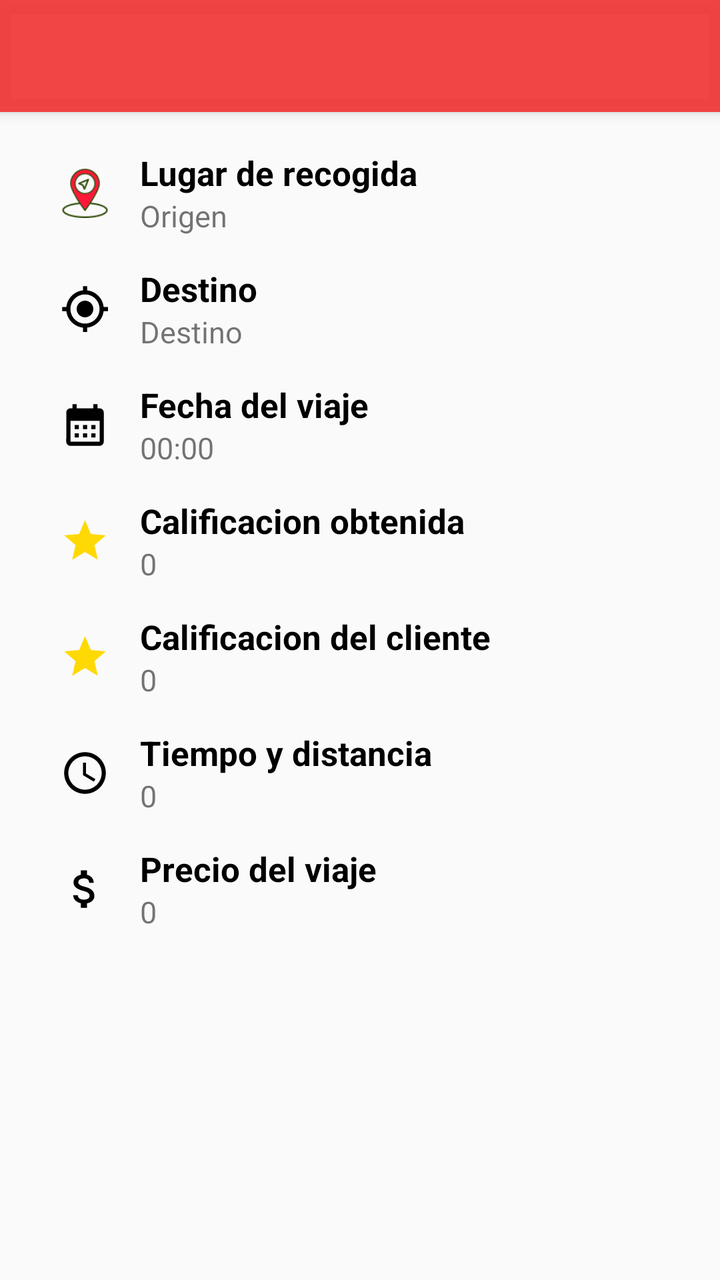
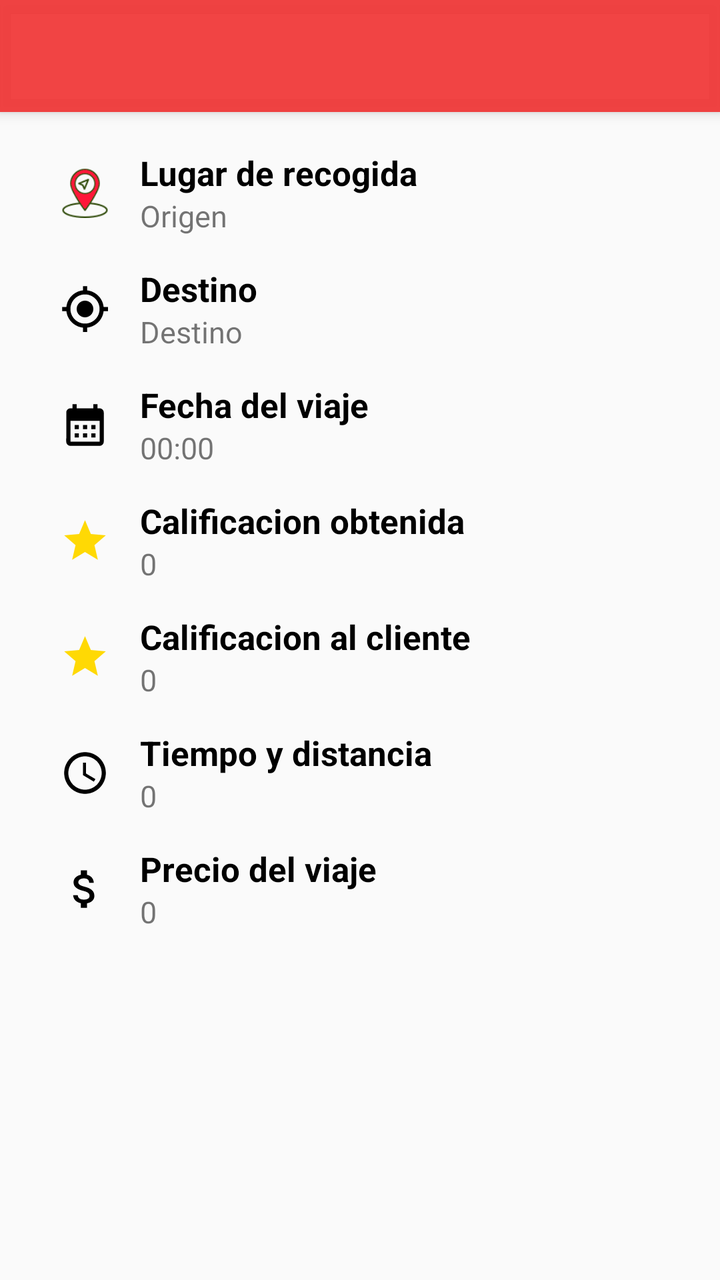

Screens rendered from an Android XML layout before and after an edit, with the pre-edit source and the edit as a unified diff.
<!-- AndroidManifest.xml: application theme Theme.ToonsConductor -->
<!-- res/layout/activity_histories_details.xml -->
<?xml version="1.0" encoding="utf-8"?>
<androidx.coordinatorlayout.widget.CoordinatorLayout xmlns:android="http://schemas.android.com/apk/res/android"
    xmlns:app="http://schemas.android.com/apk/res-auto"
    xmlns:tools="http://schemas.android.com/tools"
    android:layout_width="match_parent"
    android:layout_height="match_parent"
    tools:context=".activitys.historiesDetails.HistoriesDetailActivity">

    <com.google.android.material.appbar.AppBarLayout
            android:layout_width="match_parent"
            android:layout_height="wrap_content">
        <androidx.appcompat.widget.Toolbar
            android:id="@+id/toolbar"
            android:layout_width="match_parent"
            android:layout_height="wrap_content" />
    </com.google.android.material.appbar.AppBarLayout>



    <LinearLayout
        android:layout_width="match_parent"
        android:layout_height="match_parent"
        android:orientation="vertical"
        android:layout_marginTop="60dp">

        <LinearLayout
            android:layout_width="match_parent"
            android:layout_height="wrap_content"
            android:orientation="horizontal"
            android:gravity="center_vertical"
            android:layout_marginLeft="30dp"
            android:layout_marginRight="30dp"
            android:layout_marginTop="15dp">

            <ImageView
                android:layout_width="25dp"
                android:layout_height="25dp"
                android:src="@drawable/my_location_red" />

            <LinearLayout
                android:layout_width="wrap_content"
                android:layout_height="wrap_content"
                android:orientation="vertical"
                android:layout_marginLeft="15dp">

                <TextView
                    android:layout_width="wrap_content"
                    android:layout_height="wrap_content"
                    android:text="Lugar de recogida"
                    android:textStyle="bold"
                    android:textColor="@color/black"
                    android:textSize="17sp"/>

                <TextView
                    android:id="@+id/textViewOrigin"
                    android:layout_width="wrap_content"
                    android:layout_height="wrap_content"
                    android:text="Origen"
                    android:textSize="15sp"/>

            </LinearLayout>

        </LinearLayout>


        <LinearLayout
            android:layout_width="match_parent"
            android:layout_height="wrap_content"
            android:orientation="horizontal"
            android:gravity="center_vertical"
            android:layout_marginLeft="30dp"
            android:layout_marginRight="30dp"
            android:layout_marginTop="15dp">

            <ImageView
                android:layout_width="25dp"
                android:layout_height="25dp"
                android:src="@drawable/baseline_my_location_24" />

            <LinearLayout
                android:layout_width="wrap_content"
                android:layout_height="wrap_content"
                android:orientation="vertical"
                android:layout_marginLeft="15dp">

                <TextView
                    android:layout_width="wrap_content"
                    android:layout_height="wrap_content"
                    android:text="Destino"
                    android:textStyle="bold"
                    android:textColor="@color/black"
                    android:textSize="17sp"/>

                <TextView
                    android:id="@+id/textViewDestination"
                    android:layout_width="wrap_content"
                    android:layout_height="wrap_content"
                    android:text="Destino"
                    android:textSize="15sp"/>

            </LinearLayout>

        </LinearLayout>


        <LinearLayout
            android:layout_width="match_parent"
            android:layout_height="wrap_content"
            android:orientation="horizontal"
            android:gravity="center_vertical"
            android:layout_marginLeft="30dp"
            android:layout_marginRight="30dp"
            android:layout_marginTop="15dp">

            <ImageView
                android:layout_width="25dp"
                android:layout_height="25dp"
                android:src="@drawable/baseline_calendar_month_24" />

            <LinearLayout
                android:layout_width="wrap_content"
                android:layout_height="wrap_content"
                android:orientation="vertical"
                android:layout_marginLeft="15dp">

                <TextView
                    android:layout_width="wrap_content"
                    android:layout_height="wrap_content"
                    android:text="Fecha del viaje"
                    android:textStyle="bold"
                    android:textColor="@color/black"
                    android:textSize="17sp"/>

                <TextView
                    android:id="@+id/textViewDate"
                    android:layout_width="wrap_content"
                    android:layout_height="wrap_content"
                    android:text="00:00"
                    android:textSize="15sp"/>

            </LinearLayout>

        </LinearLayout>

        <LinearLayout
            android:layout_width="match_parent"
            android:layout_height="wrap_content"
            android:orientation="horizontal"
            android:gravity="center_vertical"
            android:layout_marginLeft="30dp"
            android:layout_marginRight="30dp"
            android:layout_marginTop="15dp">

            <ImageView
                android:layout_width="25dp"
                android:layout_height="25dp"
                android:src="@drawable/baseline_star_24" />

            <LinearLayout
                android:layout_width="wrap_content"
                android:layout_height="wrap_content"
                android:orientation="vertical"
                android:layout_marginLeft="15dp">

                <TextView
                    android:layout_width="wrap_content"
                    android:layout_height="wrap_content"
                    android:text="Calificacion obtenida"
                    android:textStyle="bold"
                    android:textColor="@color/black"
                    android:textSize="17sp"/>

                <TextView
                    android:id="@+id/textViewMyCalification"
                    android:layout_width="wrap_content"
                    android:layout_height="wrap_content"
                    android:text="0"
                    android:textSize="15sp"/>

            </LinearLayout>

        </LinearLayout>

        <LinearLayout
            android:layout_width="match_parent"
            android:layout_height="wrap_content"
            android:orientation="horizontal"
            android:gravity="center_vertical"
            android:layout_marginLeft="30dp"
            android:layout_marginRight="30dp"
            android:layout_marginTop="15dp">

            <ImageView
                android:layout_width="25dp"
                android:layout_height="25dp"
                android:src="@drawable/baseline_star_24" />

            <LinearLayout
                android:layout_width="wrap_content"
                android:layout_height="wrap_content"
                android:orientation="vertical"
                android:layout_marginLeft="15dp">

                <TextView
                    android:layout_width="wrap_content"
                    android:layout_height="wrap_content"
                    android:text="Calificacion del cliente"
                    android:textStyle="bold"
                    android:textColor="@color/black"
                    android:textSize="17sp"/>

                <TextView
                    android:id="@+id/textViewClientCalification"
                    android:layout_width="wrap_content"
                    android:layout_height="wrap_content"
                    android:text="0"
                    android:textSize="15sp"/>

            </LinearLayout>

        </LinearLayout>

        <LinearLayout
            android:layout_width="match_parent"
            android:layout_height="wrap_content"
            android:orientation="horizontal"
            android:gravity="center_vertical"
            android:layout_marginLeft="30dp"
            android:layout_marginRight="30dp"
            android:layout_marginTop="15dp">

            <ImageView
                android:layout_width="25dp"
                android:layout_height="25dp"
                android:src="@drawable/baseline_access_time_24" />

            <LinearLayout
                android:layout_width="wrap_content"
                android:layout_height="wrap_content"
                android:orientation="vertical"
                android:layout_marginLeft="15dp">

                <TextView
                    android:layout_width="wrap_content"
                    android:layout_height="wrap_content"
                    android:text="Tiempo y distancia"
                    android:textStyle="bold"
                    android:textColor="@color/black"
                    android:textSize="17sp"/>

                <TextView
                    android:id="@+id/textViewTimeAndDistance"
                    android:layout_width="wrap_content"
                    android:layout_height="wrap_content"
                    android:text="0"
                    android:textSize="15sp"/>

            </LinearLayout>

        </LinearLayout>

        <LinearLayout
            android:layout_width="match_parent"
            android:layout_height="wrap_content"
            android:orientation="horizontal"
            android:gravity="center_vertical"
            android:layout_marginLeft="30dp"
            android:layout_marginRight="30dp"
            android:layout_marginTop="15dp">

            <ImageView
                android:layout_width="25dp"
                android:layout_height="25dp"
                android:src="@drawable/baseline_attach_money_24" />

            <LinearLayout
                android:layout_width="wrap_content"
                android:layout_height="wrap_content"
                android:orientation="vertical"
                android:layout_marginLeft="15dp">

                <TextView
                    android:layout_width="wrap_content"
                    android:layout_height="wrap_content"
                    android:text="Precio del viaje"
                    android:textStyle="bold"
                    android:textColor="@color/black"
                    android:textSize="17sp"/>

                <TextView
                    android:id="@+id/textViewPrice"
                    android:layout_width="wrap_content"
                    android:layout_height="wrap_content"
                    android:text="0"
                    android:textSize="15sp"/>

            </LinearLayout>

        </LinearLayout>

    </LinearLayout>

</androidx.coordinatorlayout.widget.CoordinatorLayout>
<!-- resources referenced by this layout -->
<resources>
  <color name="black">#FF000000</color>
  <!-- drawable baseline_access_time_24 (drawable) -->
  <vector android:height="24dp" android:tint="#000000"
      android:viewportHeight="24" android:viewportWidth="24"
      android:width="24dp" xmlns:android="http://schemas.android.com/apk/res/android">
      <path android:fillColor="@android:color/white" android:pathData="M11.99,2C6.47,2 2,6.48 2,12s4.47,10 9.99,10C17.52,22 22,17.52 22,12S17.52,2 11.99,2zM12,20c-4.42,0 -8,-3.58 -8,-8s3.58,-8 8,-8 8,3.58 8,8 -3.58,8 -8,8z"/>
      <path android:fillColor="@android:color/white" android:pathData="M12.5,7H11v6l5.25,3.15 0.75,-1.23 -4.5,-2.67z"/>
  </vector>
  <!-- drawable baseline_attach_money_24 (drawable) -->
  <vector android:height="24dp" android:tint="#000000"
      android:viewportHeight="24" android:viewportWidth="24"
      android:width="24dp" xmlns:android="http://schemas.android.com/apk/res/android">
      <path android:fillColor="@android:color/white" android:pathData="M11.8,10.9c-2.27,-0.59 -3,-1.2 -3,-2.15 0,-1.09 1.01,-1.85 2.7,-1.85 1.78,0 2.44,0.85 2.5,2.1h2.21c-0.07,-1.72 -1.12,-3.3 -3.21,-3.81V3h-3v2.16c-1.94,0.42 -3.5,1.68 -3.5,3.61 0,2.31 1.91,3.46 4.7,4.13 2.5,0.6 3,1.48 3,2.41 0,0.69 -0.49,1.79 -2.7,1.79 -2.06,0 -2.87,-0.92 -2.98,-2.1h-2.2c0.12,2.19 1.76,3.42 3.68,3.83V21h3v-2.15c1.95,-0.37 3.5,-1.5 3.5,-3.55 0,-2.84 -2.43,-3.81 -4.7,-4.4z"/>
  </vector>
  <!-- drawable baseline_calendar_month_24 (drawable) -->
  <vector android:height="24dp" android:tint="#000000"
      android:viewportHeight="24" android:viewportWidth="24"
      android:width="24dp" xmlns:android="http://schemas.android.com/apk/res/android">
      <path android:fillColor="@android:color/white" android:pathData="M19,4h-1V2h-2v2H8V2H6v2H5C3.89,4 3.01,4.9 3.01,6L3,20c0,1.1 0.89,2 2,2h14c1.1,0 2,-0.9 2,-2V6C21,4.9 20.1,4 19,4zM19,20H5V10h14V20zM9,14H7v-2h2V14zM13,14h-2v-2h2V14zM17,14h-2v-2h2V14zM9,18H7v-2h2V18zM13,18h-2v-2h2V18zM17,18h-2v-2h2V18z"/>
  </vector>
  <!-- drawable baseline_my_location_24 (drawable) -->
  <vector android:height="24dp" android:tint="#000000"
      android:viewportHeight="24" android:viewportWidth="24"
      android:width="24dp" xmlns:android="http://schemas.android.com/apk/res/android">
      <path android:fillColor="@android:color/white" android:pathData="M12,8c-2.21,0 -4,1.79 -4,4s1.79,4 4,4 4,-1.79 4,-4 -1.79,-4 -4,-4zM20.94,11c-0.46,-4.17 -3.77,-7.48 -7.94,-7.94L13,1h-2v2.06C6.83,3.52 3.52,6.83 3.06,11L1,11v2h2.06c0.46,4.17 3.77,7.48 7.94,7.94L11,23h2v-2.06c4.17,-0.46 7.48,-3.77 7.94,-7.94L23,13v-2h-2.06zM12,19c-3.87,0 -7,-3.13 -7,-7s3.13,-7 7,-7 7,3.13 7,7 -3.13,7 -7,7z"/>
  </vector>
  <!-- drawable baseline_star_24 (drawable) -->
  <vector android:height="24dp" android:tint="#FFD904"
      android:viewportHeight="24" android:viewportWidth="24"
      android:width="24dp" xmlns:android="http://schemas.android.com/apk/res/android">
      <path android:fillColor="@android:color/white" android:pathData="M12,17.27L18.18,21l-1.64,-7.03L22,9.24l-7.19,-0.61L12,2 9.19,8.63 2,9.24l5.46,4.73L5.82,21z"/>
  </vector>
  <style name="Theme.ToonsConductor" parent="Base.Theme.ToonsConductor" />
  <color name="rojo">#EEF13737</color>
  <color name="white">#FFFFFFFF</color>
  <style name="CustomProgressBar" parent="@android:style/Widget.ProgressBar">
          <item name="android:backgroundTint">@color/red</item>
      </style>
  <color name="red">#FF1739</color>
  <!-- unchanged entries left out for length: 2 -->
</resources>

<!-- the commit's change to res/layout/activity_histories_details.xml (unified diff, before → after) -->
@@ -204,7 +204,7 @@
                 <TextView
                     android:layout_width="wrap_content"
                     android:layout_height="wrap_content"
-                    android:text="Calificacion del cliente"
+                    android:text="Calificacion al cliente"
                     android:textStyle="bold"
                     android:textColor="@color/black"
                     android:textSize="17sp"/>
